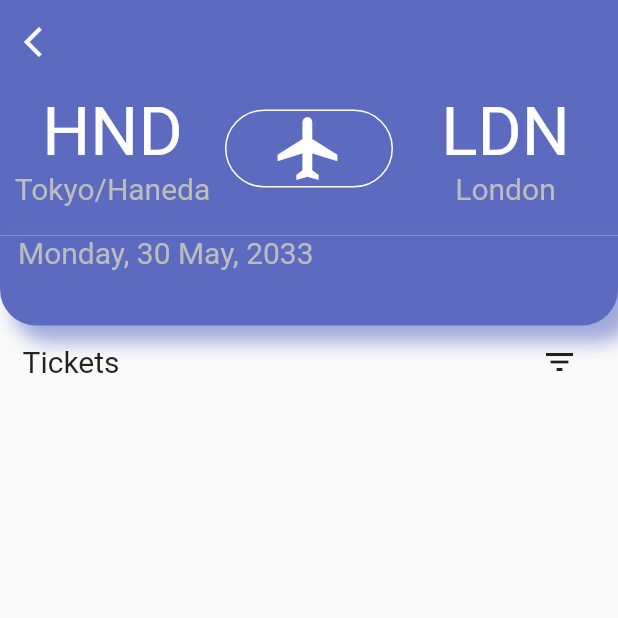
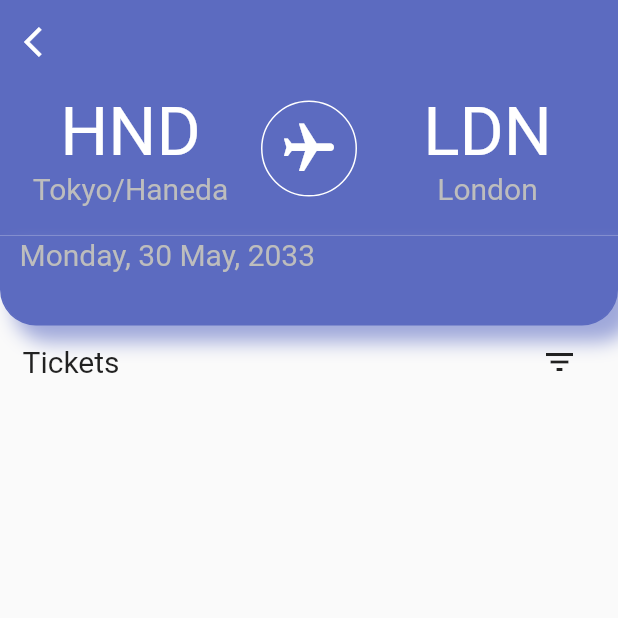
Before and after one commit to RYgithub1/faui_flight_booking, a Flutter app: the screen it shows after launch, on a phone screen of 412 x 824 dp, the top half of it. Run offline on Flutter 3.47's test engine with Material 2 defaults, Android fonts, the phone set to English and light mode, and no system bars.

Commit message:
add transform.rotate()

```diff
--- a/lib/main.dart
+++ b/lib/main.dart
@@ -1,5 +1,13 @@
+import 'dart:math';
 import 'package:flutter/material.dart';
 import 'ticket_list.dart';
+
+
+// Air craft company
+const kSingaporeLogoUrl = 'https://user-images.githubusercontent.com/7200238/82220821-1ebc8880-995a-11ea-9d77-07edda64f05c.png';
+const kQantasLogoUrl = 'https://user-images.githubusercontent.com/7200238/82220824-1fedb580-995a-11ea-8124-f59daff4ebda.png';
+const kEmiratesLogoUrl = 'https://user-images.githubusercontent.com/7200238/82220816-1c5a2e80-995a-11ea-921d-38b3f991d8d2.png';
+const kHainanLogoUrl = 'https://user-images.githubusercontent.com/7200238/82223309-73adce00-995d-11ea-98c0-2dba4e094aca.png';
 
 
 void main(List<String> args) {runApp(MyApp());}
@@ -27,9 +35,13 @@ class HomeScreen extends StatelessWidget {
           icon: Icon(Icons.arrow_back_ios),
           color: Colors.white,
           onPressed: (){
-            Navigator.of(context).push(MaterialPageRoute( builder: (context) {
-              return PreviousScreen();
-            }));
+            Navigator.of(context).push(
+              MaterialPageRoute(
+                builder: (context) {
+                  return NextScreen();
+                },
+              ),
+            );
           },
         ),
         elevation: 0,
@@ -42,7 +54,9 @@ class HomeScreen extends StatelessWidget {
             color: Colors.indigo[400],
             child: Row(
               children: [
-                Container(
+                Expanded(
+                  flex:1,
+                  child: Container(
                     width: 150.0,
                     child: Column(
                       children: [
@@ -51,20 +65,33 @@ class HomeScreen extends StatelessWidget {
                       ],
                     ),
                   ),
-                Expanded(child: Container(
+                ),
+                Container(
+                  width: 64,
+                  height: 64,
                   decoration: BoxDecoration(
                     border: Border.all(color: Colors.white),
                     borderRadius: BorderRadius.circular(44),
                   ),
-                  child: Icon(Icons.flight, size: 50.0, color: Colors.white),
-                )),
-                Container(
+                  child: Transform.rotate(
+                    angle: pi/2,  /// [pi=180 degrees]
+                    child: Icon(
+                      Icons.flight,
+                      size: 40.0,
+                      color: Colors.white,
+                    ),
+                  ),
+                ),
+                Expanded(
+                  flex:1,
+                  child: Container(
                     width: 150.0,
                     child: Column(
                       children: [
                         Text("LDN", style:TextStyle(fontSize:45.0, color: Colors.white)),
                         Text("London", style:TextStyle(fontSize:20.0, color: Colors.grey[400])),
                       ],),
+                  ),
                 ),
               ],
             ),
@@ -79,6 +106,7 @@ class HomeScreen extends StatelessWidget {
               style:TextStyle(fontSize:20.0, color: Colors.grey[400]),
             ),
             decoration: BoxDecoration(
+              border: Border.all(color: Colors.indigo[400]),
               borderRadius: BorderRadius.only(
                 bottomRight: Radius.circular(24),
                 bottomLeft: Radius.circular(24),
@@ -94,7 +122,7 @@ class HomeScreen extends StatelessWidget {
           ),
           Row(
             mainAxisAlignment: MainAxisAlignment.spaceBetween,
-            children: [
+            children: <Widget>[
               Padding(
                 padding: const EdgeInsets.only(left:15.0),
                 child: Text(
@@ -108,7 +136,7 @@ class HomeScreen extends StatelessWidget {
                   icon: Icon(Icons.filter_list),
                   onPressed: (){
                     Navigator.of(context).push(MaterialPageRoute( builder: (context) {
-                      return PreviousScreen();
+                      return NextScreen();
                     }));
                   },
                 ),
@@ -124,14 +152,15 @@ class HomeScreen extends StatelessWidget {
 
 
 
-class PreviousScreen extends StatelessWidget{
+/// --- [sup] ---
+class NextScreen extends StatelessWidget{
   @override
   Widget build(BuildContext context) {
     return FlatButton(
       onPressed: (){
         Navigator.of(context).pop();
       },
-      child: Text("back to Previous Screen")
+      child: Text("back to Home Screen")
     );
   }
 }
```
Lines whose indentation alone changed are shown as unchanged.
